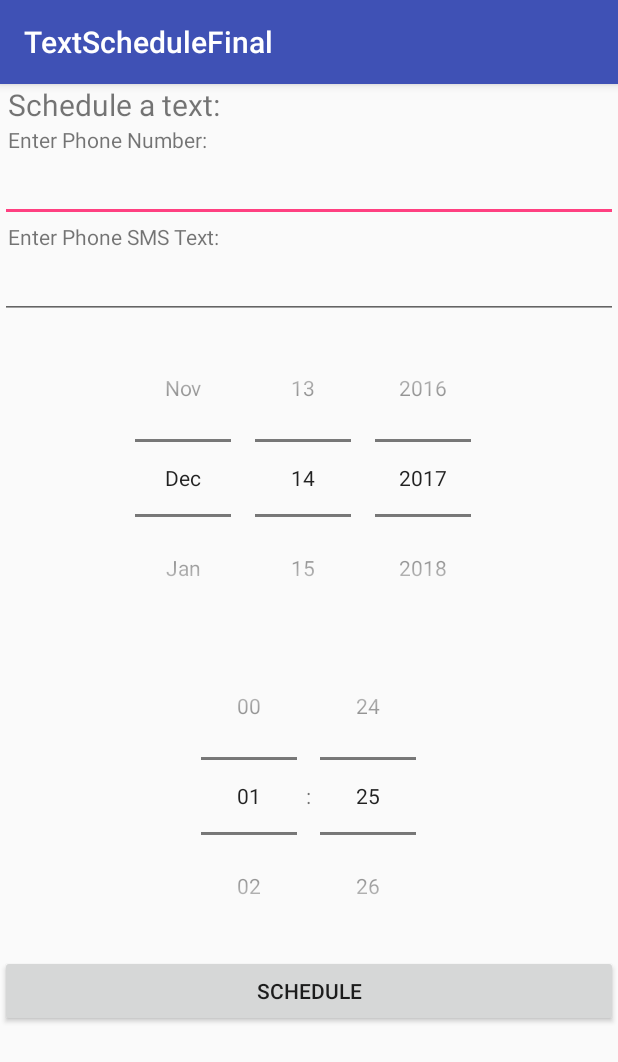
After one commit to jmlontoc/text-schedule-final, an Android app: the AddSchedule screen opened directly, with no data from a screen before it, on a phone screen of 412 x 824 dp. The commit adds this screen. Shown: the top 1062 px of the screen. Run offline under Robolectric (Android 15) with nearby library versions, the phone set to English and light mode, and no system bars.

Commit message:
Scheduling msg

```diff
--- /dev/null
+++ b/app/src/main/java/mobidev/dlsu/edu/textschedulefinal/Schedule/AddSchedule.java
@@ -0,0 +1,84 @@
+package mobidev.dlsu.edu.textschedulefinal.Schedule;
+
+import android.app.AlarmManager;
+import android.app.PendingIntent;
+import android.content.Context;
+import android.content.Intent;
+import android.support.v7.app.AppCompatActivity;
+import android.os.Bundle;
+import android.view.View;
+import android.widget.Button;
+import android.widget.DatePicker;
+import android.widget.EditText;
+import android.widget.TimePicker;
+import android.widget.Toast;
+
+import java.util.Calendar;
+import java.util.Date;
+
+import mobidev.dlsu.edu.textschedulefinal.R;
+
+public class AddSchedule extends AppCompatActivity {
+    String smsNumber, smsText;
+    private PendingIntent pi;
+    Integer hour,minute,day,month,year;
+    int request;
+    TimePicker tptime;
+    DatePicker dpDate;
+    EditText etSmsNumber, etSmsText;
+    ScheduleDatabaseHelper dbHelper;
+    @Override
+    protected void onCreate(Bundle savedInstanceState) {
+        super.onCreate(savedInstanceState);
+        setContentView(R.layout.activity_add_schedule);
+
+        dbHelper = new ScheduleDatabaseHelper(getBaseContext());
+        tptime = (TimePicker)findViewById(R.id.tp_time);
+        tptime.setIs24HourView(true);
+        dpDate= (DatePicker) findViewById(R.id.cv_calendar);
+        Button buttonSendSms = (Button)findViewById(R.id.sendsms);
+
+        buttonSendSms.setOnClickListener(new Button.OnClickListener(){
+            public void onClick(View v) {
+                etSmsNumber = (EditText)findViewById(R.id.smsnumber);
+                etSmsText = (EditText)findViewById(R.id.smstext);
+                smsNumber = etSmsNumber.getText().toString();
+                smsText = etSmsText.getText().toString();
+
+                hour=tptime.getCurrentHour();
+                minute=tptime.getCurrentMinute();
+                day=dpDate.getDayOfMonth();
+                month=dpDate.getMonth();
+                year=dpDate.getYear();
+
+
+                Intent i = new Intent(getBaseContext(),AlarmReceiver.class);
+                Bundle bundle = new Bundle();
+                bundle.putCharSequence("smsNumber", smsNumber);
+                bundle.putCharSequence("smsText", smsText);
+                i.putExtras(bundle);
+                int alarmid = (int)System.currentTimeMillis();
+                request = alarmid;
+                pi=PendingIntent.getBroadcast(getBaseContext(),alarmid,i,PendingIntent.FLAG_UPDATE_CURRENT);
+                Calendar calendar = Calendar.getInstance();
+                calendar.set(year, month, day, hour, minute, 0);
+
+                AlarmManager alarmManager = (AlarmManager)getSystemService(Context.ALARM_SERVICE);
+                alarmManager.set(AlarmManager.RTC_WAKEUP, calendar.getTimeInMillis(), pi);
+                Schedule schedule = new Schedule();
+                schedule.setNumber(smsNumber);
+                schedule.setContent(smsText);
+                schedule.setDate(calendar.getTimeInMillis());
+                schedule.setRequest(request);
+                dbHelper.addSchedule(schedule);
+                Toast.makeText(getBaseContext() ,
+                        "Start Alarm with \n"
+                                + "smsNumber = " + smsNumber + "\n"
+                                + "smsText = " + smsText + "\n"
+                                + "hour = " + hour + "\n"
+                                + "minute = " +minute+"\n",
+                        Toast.LENGTH_LONG).show();
+                finish();
+            }});
+    }
+}
--- /dev/null
+++ b/app/src/main/res/layout/activity_add_schedule.xml
@@ -0,0 +1,60 @@
+<?xml version="1.0" encoding="utf-8"?>
+<ScrollView xmlns:android="http://schemas.android.com/apk/res/android"
+    xmlns:app="http://schemas.android.com/apk/res-auto"
+    xmlns:tools="http://schemas.android.com/tools"
+    android:layout_width="match_parent"
+    android:layout_height="match_parent"
+    tools:context="mobidev.dlsu.edu.textschedulefinal.Schedule.AddSchedule">
+    <LinearLayout
+        android:layout_width="match_parent"
+        android:layout_height="wrap_content"
+        android:orientation="vertical"><TextView
+        android:layout_width="fill_parent"
+        android:layout_height="wrap_content"
+        android:text="Schedule a text:"
+        android:textSize="20sp"
+        android:layout_marginLeft="5dp"
+        />
+        <TextView
+            android:layout_width="fill_parent"
+            android:layout_height="wrap_content"
+            android:text="Enter Phone Number:"
+            android:layout_marginLeft="5dp"/>
+        <EditText
+            android:id="@+id/smsnumber"
+            android:layout_width="fill_parent"
+            android:layout_height="wrap_content"
+            android:inputType="phone"
+            />
+        <TextView
+            android:layout_width="fill_parent"
+            android:layout_height="wrap_content"
+            android:text="Enter Phone SMS Text:"
+            android:layout_marginLeft="5dp"
+            />
+        <EditText
+            android:id="@+id/smstext"
+            android:layout_width="fill_parent"
+            android:layout_height="wrap_content"
+            />
+        <DatePicker
+            android:layout_width="match_parent"
+            android:layout_height="match_parent"
+            android:id="@+id/cv_calendar"
+            android:calendarViewShown="false"
+            android:datePickerMode="spinner"
+            android:spinnersShown="true"></DatePicker>
+        <TimePicker
+            android:id="@+id/tp_time"
+            android:layout_width="wrap_content"
+            android:layout_height="wrap_content"
+            android:layout_gravity="center"
+            android:timePickerMode="spinner" />
+        <Button
+            android:id="@+id/sendsms"
+            android:layout_width="fill_parent"
+            android:layout_height="wrap_content"
+            android:text=" Schedule "
+            />
+    </LinearLayout>
+</ScrollView>
```
Also changed, not shown: app/src/main/AndroidManifest.xml (+9 -1 lines), app/src/main/java/mobidev/dlsu/edu/textschedulefinal/MainActivity.java (+69 -1 lines), app/src/main/java/mobidev/dlsu/edu/textschedulefinal/Schedule/AlarmReceiver.java (added, +24 -0 lines), app/src/main/java/mobidev/dlsu/edu/textschedulefinal/Schedule/DeleteDialog.java (added, +54 -0 lines), app/src/main/java/mobidev/dlsu/edu/textschedulefinal/Schedule/Schedule.java (added, +72 -0 lines), app/src/main/java/mobidev/dlsu/edu/textschedulefinal/Schedule/ScheduleAdapter.java (added, +80 -0 lines), app/src/main/java/mobidev/dlsu/edu/textschedulefinal/Schedule/ScheduleDatabaseHelper.java (added, +118 -0 lines), app/src/main/res/layout/activity_main.xml (+14 -7 lines), app/src/main/res/layout/list_item.xml (added, +21 -0 lines).
